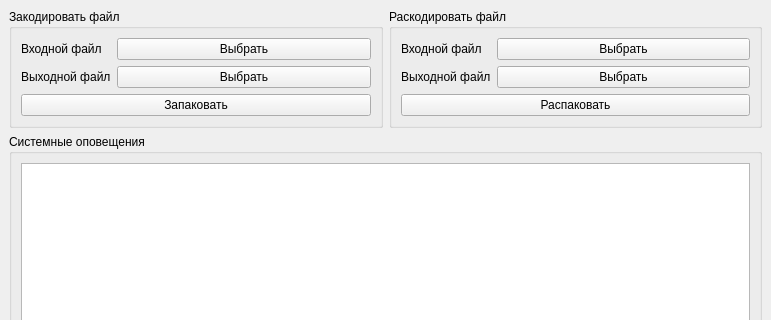
This is mainwindow.ui in Cadeusept/RidSolomonQt as Qt 5 draws it before an edit; both pictures show x 0 to 771 and y 0 to 320 of the 771 by 461 pixel window. The edited form follows.
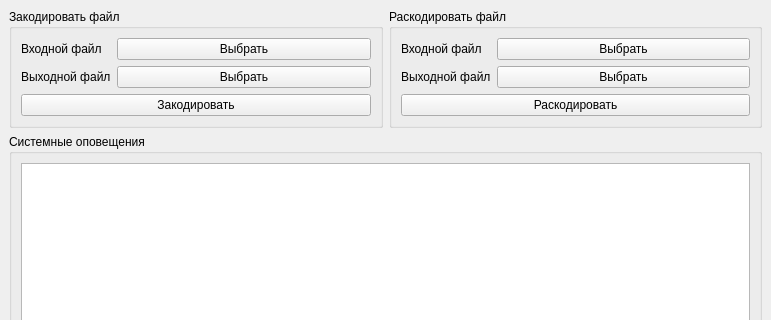
This is the edited form.

Commit message: fix: изменить надписи на кнопках

```diff
--- a/mainwindow.ui
+++ b/mainwindow.ui
@@ -58,7 +58,7 @@
          <item>
           <widget class="QPushButton" name="pushButton_zip">
            <property name="text">
-            <string>Запаковать</string>
+            <string>Закодировать</string>
            </property>
           </widget>
          </item>
@@ -106,7 +106,7 @@
          <item>
           <widget class="QPushButton" name="pushButton_unzip">
            <property name="text">
-            <string>Распаковать</string>
+            <string>Раскодировать</string>
            </property>
           </widget>
          </item>
```
